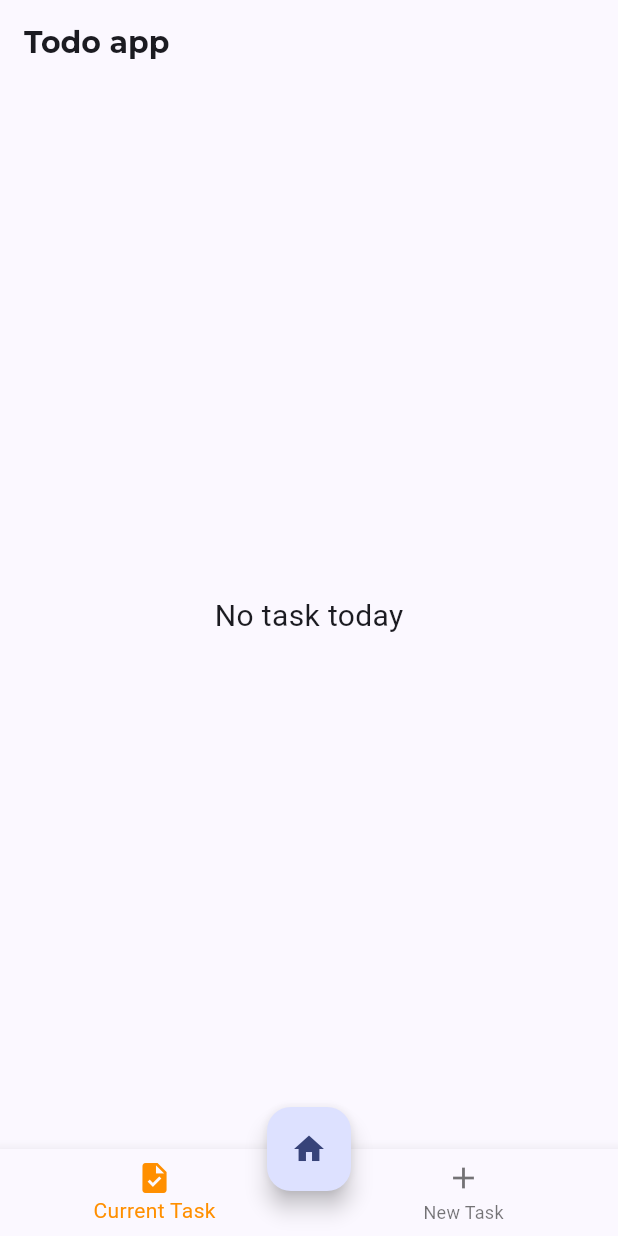
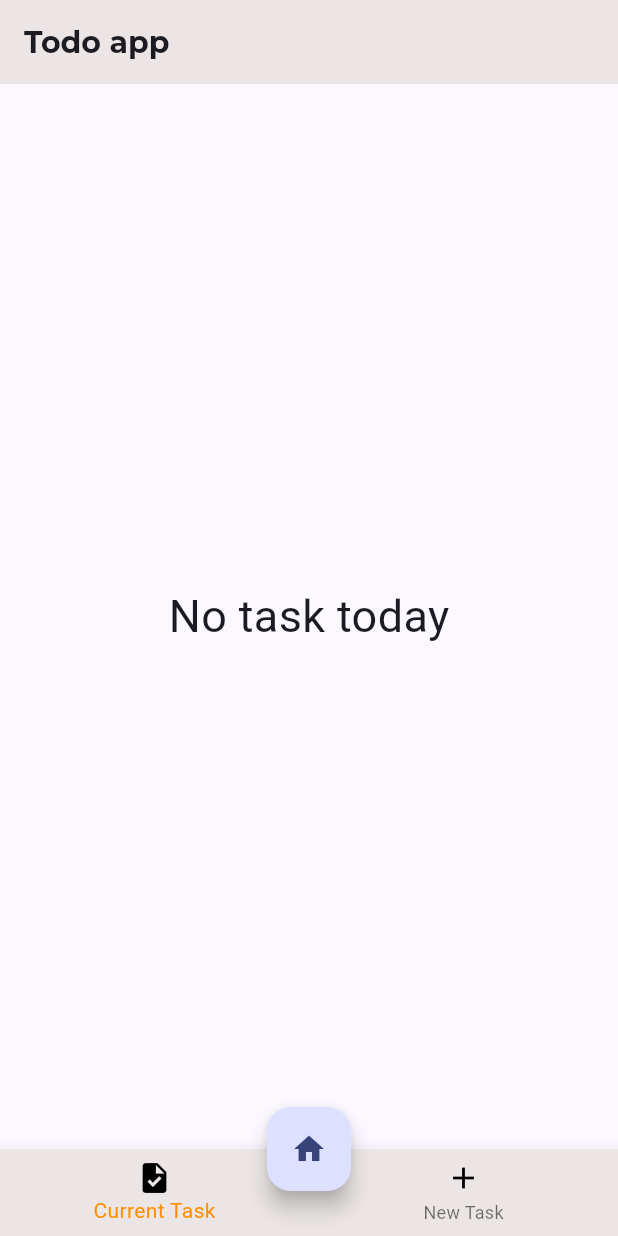
Before and after one commit to RH203/todo-app-flutter, a Flutter app: the screen it shows after launch, after a tap on "Next", on a phone screen of 412 x 824 dp. Run offline on Flutter 3.47's test engine with Material 3 defaults, Android fonts, the phone set to English and light mode, and no system bars; our stand-ins replace google_fonts.

```diff
--- a/lib/screens/todo_screen.dart
+++ b/lib/screens/todo_screen.dart
@@ -40,6 +40,7 @@ class _TodoScreenState extends State<TodoScreen> {
     return Scaffold(
       resizeToAvoidBottomInset: true,
       appBar: AppBar(
+        backgroundColor: const Color.fromARGB(255, 235, 229, 229),
         title: Text(
           "Todo app",
           style: Theme.of(context).textTheme.titleLarge!.copyWith(
@@ -64,15 +65,22 @@ class _TodoScreenState extends State<TodoScreen> {
       bottomNavigationBar: BottomNavigationBar(
         items: const <BottomNavigationBarItem>[
           BottomNavigationBarItem(
-            icon: Icon(Icons.task),
+            icon: Icon(
+              Icons.task,
+              color: Color.fromARGB(255, 0, 0, 0),
+            ),
             label: 'Current Task',
           ),
           BottomNavigationBarItem(
-            icon: Icon(Icons.add),
+            icon: Icon(
+              Icons.add,
+              color: Color.fromARGB(255, 0, 0, 0),
+            ),
             label: 'New Task',
           ),
         ],
         currentIndex: _selectedIndex,
+        backgroundColor: const Color.fromARGB(255, 235, 229, 229),
         selectedItemColor: Colors.amber[800],
         onTap: _onItemTapped,
       ),
```
Also changed, not shown: lib/screens/current_todo.dart (+42 -12 lines), lib/todo/todo.dart (+20 -2 lines).
